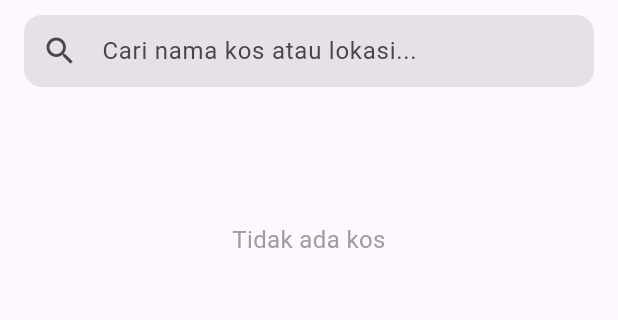
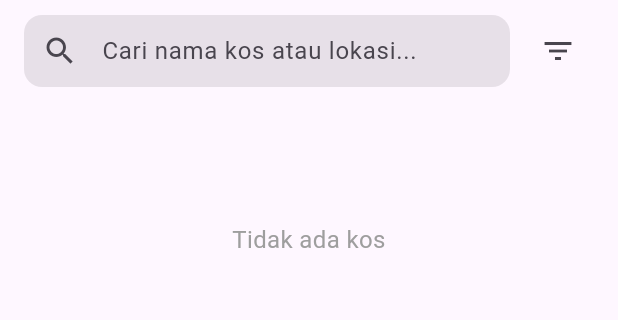
Before and after one commit to Syaeful02/kosfinder, a Flutter app: the screen it shows after launch, on a phone screen of 412 x 824 dp, the part 84-404 px from its top. Run offline on Flutter 3.47's test engine with Material 3 defaults, Android fonts, the phone set to English and light mode, and no system bars; our stand-ins replace supabase_flutter; accounts and stored records are empty.

Commit message:
T10: finalisasi filter harga
Co-authored-by: Copilot <223556219+Copilot@users.noreply.github.com>

```diff
--- a/lib/screens/home_screen.dart
+++ b/lib/screens/home_screen.dart
@@ -6,6 +6,7 @@ import 'package:kostfinder/screens/about_screen.dart';
 import 'package:kostfinder/screens/auth/login_screen.dart';
 import 'package:kostfinder/screens/listing_detail_screen.dart';
 import 'package:kostfinder/screens/owner/owner_dashboard_screen.dart';
+import 'package:kostfinder/widgets/filter_modal.dart';
 import 'package:kostfinder/widgets/listing_card.dart';
 
 /// Halaman utama (Beranda) publik untuk menampilkan daftar kos.
@@ -79,9 +80,13 @@ class _HomeScreenState extends State<HomeScreen> {
       ),
       body: Column(
         children: [
-          // Search Bar
+          // Search Bar + Filter Button
           Padding(
             padding: const EdgeInsets.symmetric(horizontal: 16, vertical: 10),
+            child: Row(
+              children: [
+                // Search TextField
+                Expanded(
                   child: TextField(
                     controller: _searchController,
                     textInputAction: TextInputAction.search,
@@ -116,6 +121,65 @@ class _HomeScreenState extends State<HomeScreen> {
                         context.read<ListingProvider>().clearSearch();
                       }
                     },
+                  ),
+                ),
+                const SizedBox(width: 8),
+
+                // Tombol Filter dengan badge indikator aktif
+                Consumer<ListingProvider>(
+                  builder: (context, provider, _) {
+                    final isActive = provider.hasPriceFilter;
+                    return Stack(
+                      clipBehavior: Clip.none,
+                      children: [
+                        IconButton(
+                          icon: Icon(
+                            Icons.filter_list,
+                            color: isActive
+                                ? Theme.of(context).colorScheme.primary
+                                : null,
+                          ),
+                          tooltip: 'Filter Harga',
+                          style: IconButton.styleFrom(
+                            backgroundColor: isActive
+                                ? Theme.of(context).colorScheme.primaryContainer
+                                : null,
+                          ),
+                          onPressed: () {
+                            showModalBottomSheet(
+                              context: context,
+                              isScrollControlled: true,
+                              shape: const RoundedRectangleBorder(
+                                borderRadius: BorderRadius.vertical(
+                                  top: Radius.circular(16),
+                                ),
+                              ),
+                              builder: (_) => ChangeNotifierProvider<ListingProvider>.value(
+                                value: provider,
+                                child: const FilterModal(),
+                              ),
+                            );
+                          },
+                        ),
+                        // Badge merah kecil saat filter aktif
+                        if (isActive)
+                          Positioned(
+                            top: 6,
+                            right: 6,
+                            child: Container(
+                              width: 8,
+                              height: 8,
+                              decoration: BoxDecoration(
+                                color: Theme.of(context).colorScheme.error,
+                                shape: BoxShape.circle,
+                              ),
+                            ),
+                          ),
+                      ],
+                    );
+                  },
+                ),
+              ],
             ),
           ),
 
```
Also changed, not shown: lib/providers/listing_provider.dart (+41 -3 lines), lib/repositories/listing_repository.dart (+17 -4 lines), lib/widgets/filter_modal.dart (added, +198 -0 lines), 5 other files. Lines whose indentation alone changed are shown as unchanged.
